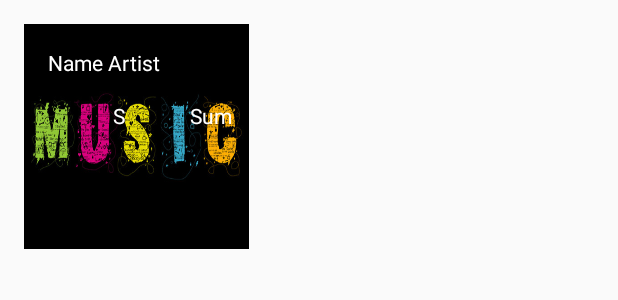
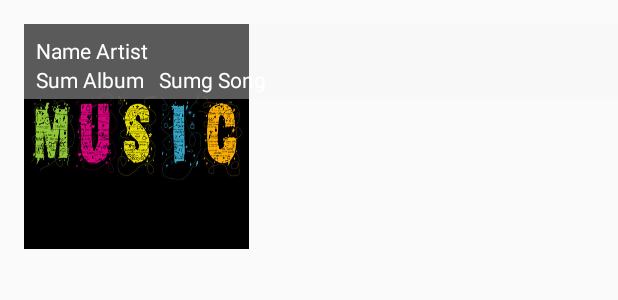
Before and after one commit to stevenguyen6052/BeautiMusic, an Android app: the layout item_artist.xml on its own in the app's theme, with its tools: preview values and no code run, on a phone screen of 412 x 824 dp. Shown: the top 300 px of the screen. Run offline under Robolectric (Android 15) with nearby library versions, the phone set to English and light mode, and no system bars.

Commit message:
commit changed

```diff
--- a/app/src/main/java/com/example/windows10gamer/beautimusic/view/adapter/ArtistAdapter.java
+++ b/app/src/main/java/com/example/windows10gamer/beautimusic/view/adapter/ArtistAdapter.java
@@ -19,7 +19,7 @@ import java.util.List;
 
 public class ArtistAdapter extends RecyclerView.Adapter<ArtistAdapter.ViewHolder> {
     private static final String NAME_ARTIST = "Name Artist";
-    private static final String ALBUM = "Album";
+    private static final String ALBUM = "Album  ";
     private static final String SONG = "Song";
     private List<Artist> mArtistList;
     private Context mContext;
@@ -72,9 +72,9 @@ public class ArtistAdapter extends RecyclerView.Adapter<ArtistAdapter.ViewHolder
 
         public ViewHolder(View itemView) {
             super(itemView);
-            mTvNameArtist = (TextView) itemView.findViewById(R.id.item_artist);
-            mTvSumAlbum = (TextView) itemView.findViewById(R.id.item_sum_album);
-            mTvSumSong = (TextView) itemView.findViewById(R.id.item_sum_song);
+            mTvNameArtist = (TextView) itemView.findViewById(R.id.item_nameartist);
+            mTvSumAlbum = (TextView) itemView.findViewById(R.id.item_sumg_album);
+            mTvSumSong = (TextView) itemView.findViewById(R.id.item_sumg_song);
             itemView.setOnClickListener(this);
             itemView.setOnLongClickListener(this);
         }
--- a/app/src/main/res/layout/item_artist.xml
+++ b/app/src/main/res/layout/item_artist.xml
@@ -4,68 +4,48 @@
     android:layout_height="wrap_content"
     android:orientation="vertical"
     android:paddingLeft="@dimen/paddingtop_left"
-    android:paddingTop="@dimen/paddingtop_left"
-    >
+    android:paddingTop="@dimen/paddingtop_left">
+
+    <ImageView
+        android:id="@+id/itemartist_img"
+        android:layout_width="@dimen/width_height_image_item"
+        android:layout_height="@dimen/width_height_image_item"
+        android:background="@drawable/imagemusi"
+
+        />
 
     <RelativeLayout
-        android:layout_width="wrap_content"
-        android:layout_height="wrap_content"
-        android:background="@color/background_itemalbum">
+        android:layout_width="match_parent"
+        android:layout_height="50dp"
+        android:background="@color/background_itemalbum"
+        android:orientation="vertical">
 
-        <ImageView
-            android:id="@+id/item_img"
-            android:layout_width="150dp"
-            android:layout_height="150dp"
-            android:background="@drawable/imagemusi" />
-
-        <LinearLayout
-            android:id="@+id/layout1"
+        <TextView
+            android:id="@+id/item_nameartist"
             android:layout_width="wrap_content"
             android:layout_height="wrap_content"
-            android:orientation="vertical">
+            android:paddingLeft="8dp"
+            android:paddingTop="8dp"
+            android:text="Name Artist"
+            android:textColor="@color/colorWhite" />
 
-            <TextView
-                android:id="@+id/item_artist"
-                style="@style/item_album_artist"
-                android:layout_above="@+id/item_sum_song"
-                android:layout_alignParentLeft="true"
-                android:layout_alignParentStart="true"
-                android:text="@string/name_artist" />
-        </LinearLayout>
-
-        <LinearLayout
+        <TextView
+            android:paddingLeft="8dp"
+            android:id="@+id/item_sumg_album"
             android:layout_width="wrap_content"
             android:layout_height="wrap_content"
-            android:layout_alignEnd="@+id/item_img"
-            android:layout_alignRight="@+id/item_img"
-            android:layout_below="@id/layout1"
-            android:weightSum="1">
+            android:layout_below="@id/item_nameartist"
+            android:text="Sum Album   "
+            android:textColor="@color/colorWhite" />
 
-            <TextView
-                android:id="@+id/item_sum_album"
-                style="@style/item_album_artist"
-                android:layout_width="30dp"
-                android:layout_alignBottom="@+id/item_img"
-                android:layout_alignEnd="@+id/item_img"
-                android:layout_alignRight="@+id/item_img"
-                android:layout_marginBottom="29dp"
-                android:layout_marginEnd="21dp"
-                android:layout_marginRight="21dp"
-                android:layout_weight="0.74"
-                android:text="@string/sum_song" />
-
-            <TextView
-                android:id="@+id/item_sum_song"
-                style="@style/item_album_artist"
-                android:layout_width="55dp"
-                android:layout_alignBaseline="@+id/item_sum_album"
-                android:layout_alignBottom="@+id/item_sum_album"
-                android:layout_alignParentLeft="true"
-                android:layout_alignParentStart="true"
-                android:layout_weight="0.45"
-                android:text="@string/sum_album" />
-        </LinearLayout>
-
+        <TextView
+            android:id="@+id/item_sumg_song"
+            android:layout_width="wrap_content"
+            android:layout_height="wrap_content"
+            android:layout_below="@id/item_nameartist"
+            android:layout_toRightOf="@id/item_sumg_album"
+            android:text="Sumg Song"
+            android:textColor="@color/colorWhite" />
     </RelativeLayout>
 
 
```
